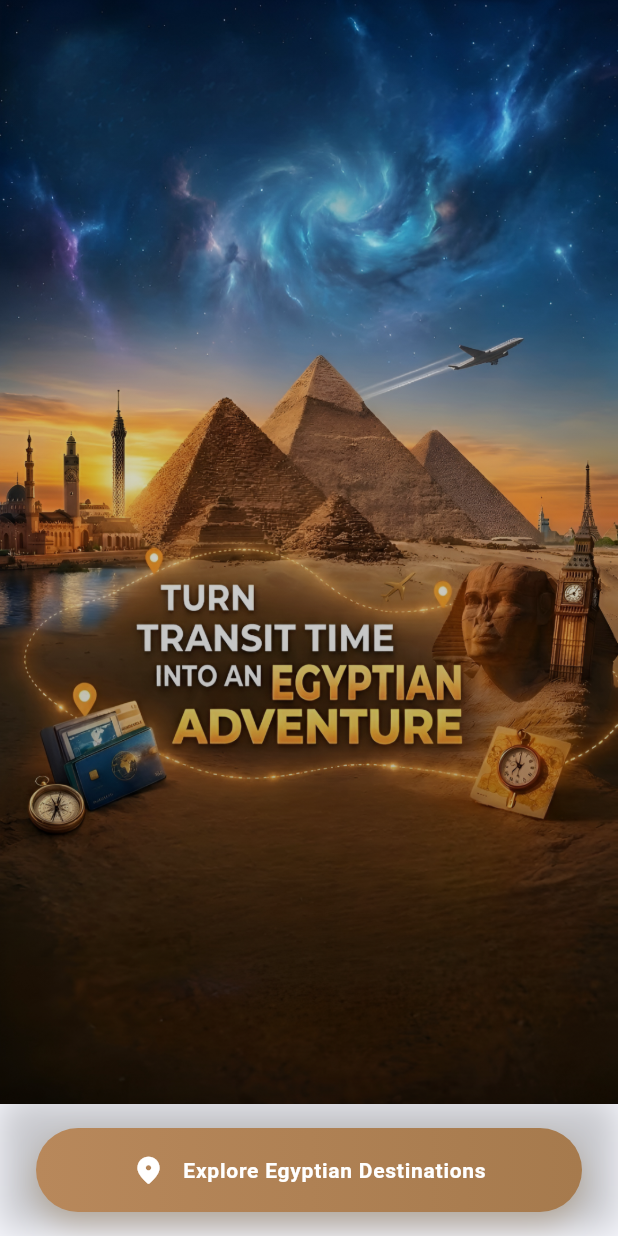
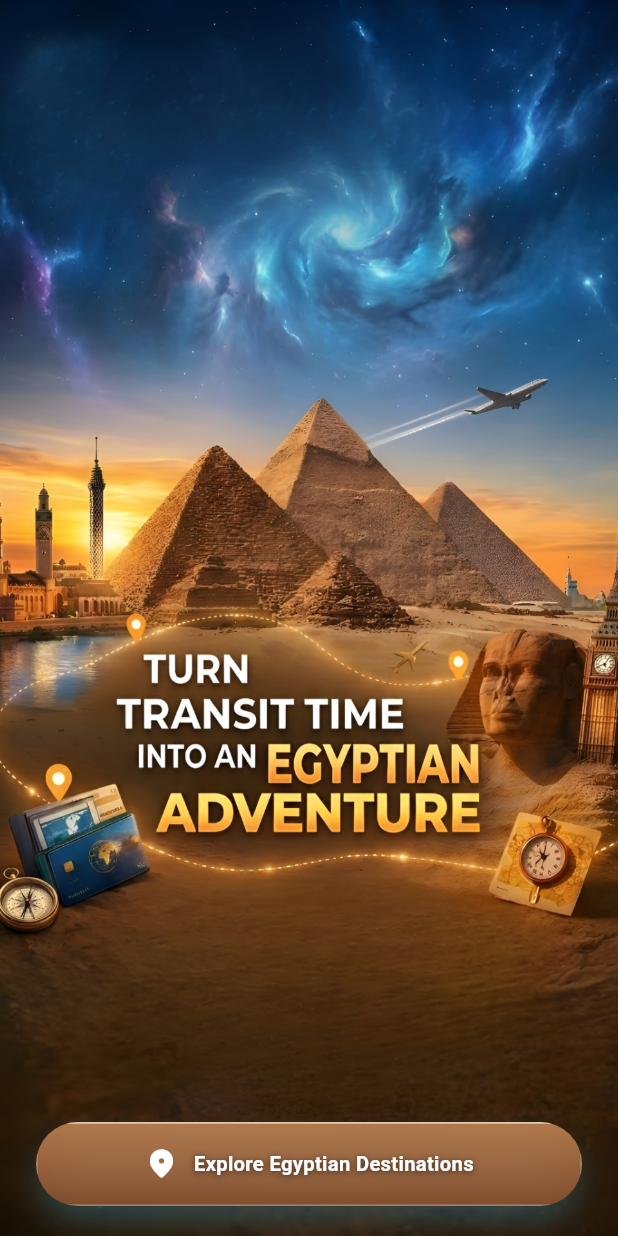
Before and after one commit to omar-hossam0/app_transport, a Flutter app: the screen it shows after launch, on a phone screen of 412 x 824 dp. Run offline on Flutter 3.47's test engine with Material 3 defaults, Android fonts, the phone set to English and light mode, and no system bars; our stand-ins replace firebase_auth, firebase_core, firebase_database, firebase_messaging, firebase_storage, flutter_svg and 4 more; missing offline and left inert: flutter_facebook_auth; accounts and stored records are empty.

Commit message:
feat: enhance splash screen design with improved button layout and visual effects

```diff
--- a/app_transport/lib/main.dart
+++ b/app_transport/lib/main.dart
@@ -1,4 +1,5 @@
 import 'dart:async';
+import 'dart:ui';
 import 'package:flutter/material.dart';
 import 'package:flutter/services.dart';
 import 'package:firebase_core/firebase_core.dart';
@@ -174,9 +175,6 @@ class SplashScreen extends StatelessWidget {
 
   @override
   Widget build(BuildContext context) {
-    final screenHeight = MediaQuery.of(context).size.height;
-    final screenWidth = MediaQuery.of(context).size.width;
-
     return Scaffold(
       body: Stack(
         fit: StackFit.expand,
@@ -185,78 +183,96 @@ class SplashScreen extends StatelessWidget {
           Image.asset(
             'img/Background.png',
             fit: BoxFit.cover,
-            alignment: Alignment.center,
           ),
 
-          // ── Dark Overlay ─────────────────────────────────────────
-          Container(
+          // ── Button (Fixed at Bottom) ─────────────────────────────
+          Positioned(
+            left: 24,
+            right: 24,
+            bottom: 0,
+            child: SafeArea(
+              minimum: const EdgeInsets.only(bottom: 20),
+              child: GestureDetector(
+                onTap: () => _openSignIn(context),
+                child: Container(
+                  height: 56,
+                  decoration: BoxDecoration(
+                    borderRadius: BorderRadius.circular(30),
+                    boxShadow: [
+                      BoxShadow(
+                        color: const Color(0xFF67D9FF).withValues(alpha: 0.42),
+                        blurRadius: 20,
+                        spreadRadius: -5,
+                        offset: const Offset(0, 10),
+                      ),
+                      BoxShadow(
+                        color: Colors.black.withValues(alpha: 0.24),
+                        blurRadius: 14,
+                        offset: const Offset(0, 6),
+                      ),
+                    ],
+                  ),
+                  child: ClipRRect(
+                    borderRadius: BorderRadius.circular(30),
+                    child: Stack(
+                      fit: StackFit.expand,
+                      children: [
+                        BackdropFilter(
+                          filter: ImageFilter.blur(sigmaX: 10, sigmaY: 10),
+                          child: Container(
                             decoration: BoxDecoration(
                               gradient: LinearGradient(
                                 begin: Alignment.topCenter,
                                 end: Alignment.bottomCenter,
                                 colors: [
-                  Colors.black.withValues(alpha: 0.05),
-                  Colors.black.withValues(alpha: 0.35),
+                                  const Color(0xFFC98A58).withValues(alpha: 0.84),
+                                  const Color(0xFF8F502A).withValues(alpha: 0.84),
+                                ],
+                              ),
+                              border: Border.all(
+                                color: Colors.white.withValues(alpha: 0.26),
+                                width: 1.1,
+                              ),
+                            ),
+                          ),
+                        ),
+                        Align(
+                          alignment: Alignment.topCenter,
+                          child: Container(
+                            height: 1.2,
+                            margin: const EdgeInsets.symmetric(horizontal: 18),
+                            decoration: BoxDecoration(
+                              borderRadius: BorderRadius.circular(10),
+                              color: Colors.white.withValues(alpha: 0.45),
+                            ),
+                          ),
+                        ),
+                        const Row(
+                          mainAxisAlignment: MainAxisAlignment.center,
+                          children: [
+                            Icon(
+                              Icons.location_on_rounded,
+                              color: Colors.white,
+                              size: 23,
+                            ),
+                            SizedBox(width: 10),
+                            Text(
+                              'Explore Egyptian Destinations',
+                              style: TextStyle(
+                                fontSize: 13.5,
+                                fontWeight: FontWeight.w700,
+                                color: Colors.white,
+                                letterSpacing: 0.2,
+                                shadows: [
+                                  Shadow(
+                                    color: Color(0xAA000000),
+                                    blurRadius: 6,
+                                    offset: Offset(0, 1),
+                                  ),
                                 ],
                               ),
                             ),
-          ),
                           ],
-      ),
-      // ── Fixed Bottom Button ──────────────────────────────────────
-      bottomNavigationBar: Container(
-        decoration: BoxDecoration(
-          color: Colors.transparent,
-          boxShadow: [
-            BoxShadow(
-              color: Colors.black.withValues(alpha: 0.20),
-              blurRadius: 20,
-              offset: const Offset(0, -4),
-            ),
-          ],
-        ),
-        child: SafeArea(
-          child: Padding(
-            padding: const EdgeInsets.symmetric(horizontal: 24, vertical: 16),
-            child: GestureDetector(
-              onTap: () => _openSignIn(context),
-              child: Container(
-                height: 56,
-                decoration: BoxDecoration(
-                  gradient: const LinearGradient(
-                    colors: [
-                      Color(0xFFB8885B),
-                      Color(0xFFA67A4D),
-                    ],
-                    begin: Alignment.centerLeft,
-                    end: Alignment.centerRight,
-                  ),
-                  borderRadius: BorderRadius.circular(28),
-                  boxShadow: [
-                    BoxShadow(
-                      color: const Color(0xFF8B6F47).withValues(alpha: 0.40),
-                      blurRadius: 16,
-                      offset: const Offset(0, 8),
-                    ),
-                  ],
-                ),
-                child: Row(
-                  mainAxisAlignment: MainAxisAlignment.center,
-                  children: [
-                    const Icon(
-                      Icons.location_on_rounded,
-                      color: Colors.white,
-                      size: 22,
-                    ),
-                    const SizedBox(width: 12),
-                    Text(
-                      'Explore Egyptian Destinations',
-                      style: TextStyle(
-                        fontSize: 14,
-                        fontWeight: FontWeight.w700,
-                        color: Colors.white,
-                        letterSpacing: 0.5,
-                      ),
                         ),
                       ],
                     ),
@@ -265,6 +281,8 @@ class SplashScreen extends StatelessWidget {
               ),
             ),
           ),
+        ],
+      ),
     );
   }
 }
```
Lines whose indentation alone changed are shown as unchanged.
